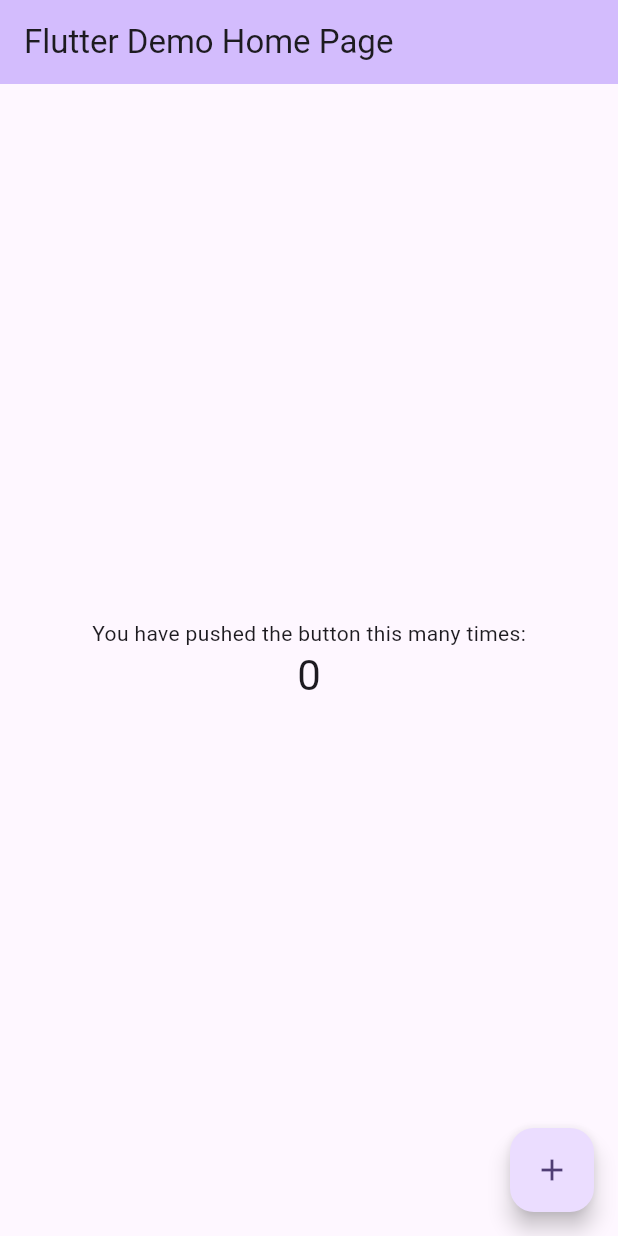
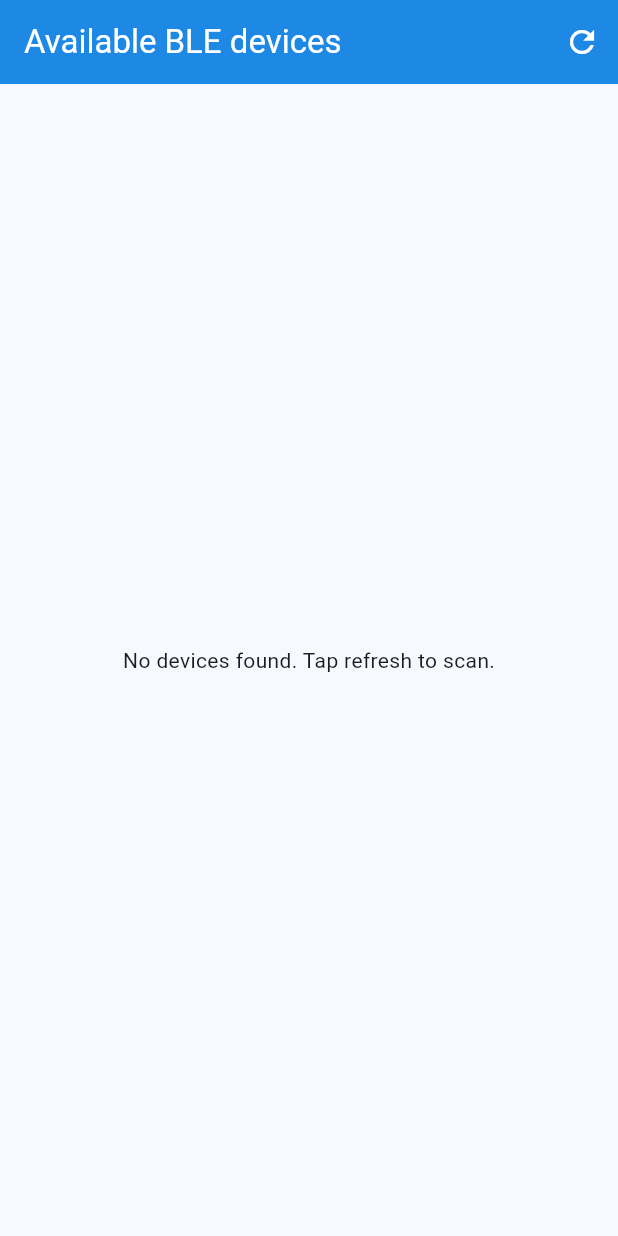
Before and after one commit to MaxCapcanari/audio-ai-apollo-app, a Flutter app: the screen it shows after launch, on a phone screen of 412 x 824 dp. Run offline on Flutter 3.47's test engine with Material 3 defaults, Android fonts, the light colour scheme and no system bars; our stand-ins replace flutter_blue_plus.

Commit message:
UI remade slightly

```diff
--- a/lib/main.dart
+++ b/lib/main.dart
@@ -1,4 +1,5 @@
 import 'package:flutter/material.dart';
+import 'package:flutter_blue_plus/flutter_blue_plus.dart';
 
 void main() {
   runApp(const MyApp());
@@ -7,115 +8,105 @@ void main() {
 class MyApp extends StatelessWidget {
   const MyApp({super.key});
 
-  // This widget is the root of your application.
   @override
   Widget build(BuildContext context) {
     return MaterialApp(
-      title: 'Flutter Demo',
+      title: 'Available BLE devices',
       theme: ThemeData(
-        // This is the theme of your application.
-        //
-        // TRY THIS: Try running your application with "flutter run". You'll see
-        // the application has a purple toolbar. Then, without quitting the app,
-        // try changing the seedColor in the colorScheme below to Colors.green
-        // and then invoke "hot reload" (save your changes or press the "hot
-        // reload" button in a Flutter-supported IDE, or press "r" if you used
-        // the command line to start the app).
-        //
-        // Notice that the counter didn't reset back to zero; the application
-        // state is not lost during the reload. To reset the state, use hot
-        // restart instead.
-        //
-        // This works for code too, not just values: Most code changes can be
-        // tested with just a hot reload.
-        colorScheme: .fromSeed(seedColor: Colors.deepPurple),
+        colorScheme: ColorScheme.fromSeed(seedColor: Colors.blue),
+        useMaterial3: true,
       ),
-      home: const MyHomePage(title: 'Flutter Demo Home Page'),
+      home: const BleDeviceListPage(),
     );
   }
 }
 
-class MyHomePage extends StatefulWidget {
-  const MyHomePage({super.key, required this.title});
-
-  // This widget is the home page of your application. It is stateful, meaning
-  // that it has a State object (defined below) that contains fields that affect
-  // how it looks.
-
-  // This class is the configuration for the state. It holds the values (in this
-  // case the title) provided by the parent (in this case the App widget) and
-  // used by the build method of the State. Fields in a Widget subclass are
-  // always marked "final".
-
-  final String title;
+class BleDeviceListPage extends StatefulWidget {
+  const BleDeviceListPage({super.key});
 
   @override
-  State<MyHomePage> createState() => _MyHomePageState();
+  State<BleDeviceListPage> createState() => _BleDeviceListPageState();
 }
 
-class _MyHomePageState extends State<MyHomePage> {
-  int _counter = 0;
+class _BleDeviceListPageState extends State<BleDeviceListPage> {
+  final Map<DeviceIdentifier, ScanResult> _latestByDevice = {};
 
-  void _incrementCounter() {
-    setState(() {
-      // This call to setState tells the Flutter framework that something has
-      // changed in this State, which causes it to rerun the build method below
-      // so that the display can reflect the updated values. If we changed
-      // _counter without calling setState(), then the build method would not be
-      // called again, and so nothing would appear to happen.
-      _counter++;
-    });
+  @override
+  void initState() {
+    super.initState();
+    _startScan();
+  }
+
+  Future<void> _startScan() async {
+    _latestByDevice.clear();
+    setState(() {});
+
+    await FlutterBluePlus.stopScan();
+    await FlutterBluePlus.startScan(timeout: const Duration(seconds: 6));
   }
 
   @override
   Widget build(BuildContext context) {
-    // This method is rerun every time setState is called, for instance as done
-    // by the _incrementCounter method above.
-    //
-    // The Flutter framework has been optimized to make rerunning build methods
-    // fast, so that you can just rebuild anything that needs updating rather
-    // than having to individually change instances of widgets.
     return Scaffold(
       appBar: AppBar(
-        // TRY THIS: Try changing the color here to a specific color (to
-        // Colors.amber, perhaps?) and trigger a hot reload to see the AppBar
-        // change color while the other colors stay the same.
-        backgroundColor: Theme.of(context).colorScheme.inversePrimary,
-        // Here we take the value from the MyHomePage object that was created by
-        // the App.build method, and use it to set our appbar title.
-        title: Text(widget.title),
+        backgroundColor: Colors.blue.shade600,
+        foregroundColor: Colors.white,
+        title: const Text('Available BLE devices'),
+        actions: [
+          StreamBuilder<bool>(
+            stream: FlutterBluePlus.isScanning,
+            initialData: false,
+            builder: (context, snapshot) {
+              final isScanning = snapshot.data ?? false;
+              return IconButton(
+                onPressed: isScanning ? null : _startScan,
+                icon: const Icon(Icons.refresh),
+                tooltip: 'Scan',
+              );
+            },
+          ),
+        ],
       ),
-      body: Center(
-        // Center is a layout widget. It takes a single child and positions it
-        // in the middle of the parent.
-        child: Column(
-          // Column is also a layout widget. It takes a list of children and
-          // arranges them vertically. By default, it sizes itself to fit its
-          // children horizontally, and tries to be as tall as its parent.
-          //
-          // Column has various properties to control how it sizes itself and
-          // how it positions its children. Here we use mainAxisAlignment to
-          // center the children vertically; the main axis here is the vertical
-          // axis because Columns are vertical (the cross axis would be
-          // horizontal).
-          //
-          // TRY THIS: Invoke "debug painting" (choose the "Toggle Debug Paint"
-          // action in the IDE, or press "p" in the console), to see the
-          // wireframe for each widget.
-          mainAxisAlignment: .center,
-          children: [
-            const Text('You have pushed the button this many times:'),
-            Text(
-              '$_counter',
-              style: Theme.of(context).textTheme.headlineMedium,
-            ),
-          ],
-        ),
-      ),
-      floatingActionButton: FloatingActionButton(
-        onPressed: _incrementCounter,
-        tooltip: 'Increment',
-        child: const Icon(Icons.add),
+      body: StreamBuilder<List<ScanResult>>(
+        stream: FlutterBluePlus.scanResults,
+        initialData: const [],
+        builder: (context, snapshot) {
+          final results = snapshot.data ?? const [];
+
+          for (final r in results) {
+            _latestByDevice[r.device.remoteId] = r;
+          }
+
+          final devices = _latestByDevice.values.toList()
+            ..sort((a, b) => b.rssi.compareTo(a.rssi));
+
+          if (devices.isEmpty) {
+            return const Center(
+              child: Text('No devices found. Tap refresh to scan.'),
+            );
+          }
+
+          return ListView.separated(
+            itemCount: devices.length,
+            separatorBuilder: (_, _) => const Divider(height: 1),
+            itemBuilder: (context, index) {
+              final r = devices[index];
+              final name = r.advertisementData.advName.trim().isNotEmpty
+                  ? r.advertisementData.advName.trim()
+                  : (r.device.platformName.trim().isNotEmpty
+                      ? r.device.platformName.trim()
+                      : 'Unknown device');
+
+              return ListTile(
+                leading: const Icon(Icons.bluetooth),
+                title: Text(name),
+                subtitle: Text(r.device.remoteId.str),
+                trailing: Text('${r.rssi} dBm'),
+                onTap: () {},
+              );
+            },
+          );
+        },
       ),
     );
   }
--- a/pubspec.yaml
+++ b/pubspec.yaml
@@ -34,6 +34,7 @@ dependencies:
   # The following adds the Cupertino Icons font to your application.
   # Use with the CupertinoIcons class for iOS style icons.
   cupertino_icons: ^1.0.8
+  flutter_blue_plus: ^1.35.2
 
 dev_dependencies:
   flutter_test:
```
Also changed, not shown: pubspec.lock, 1 other file.
